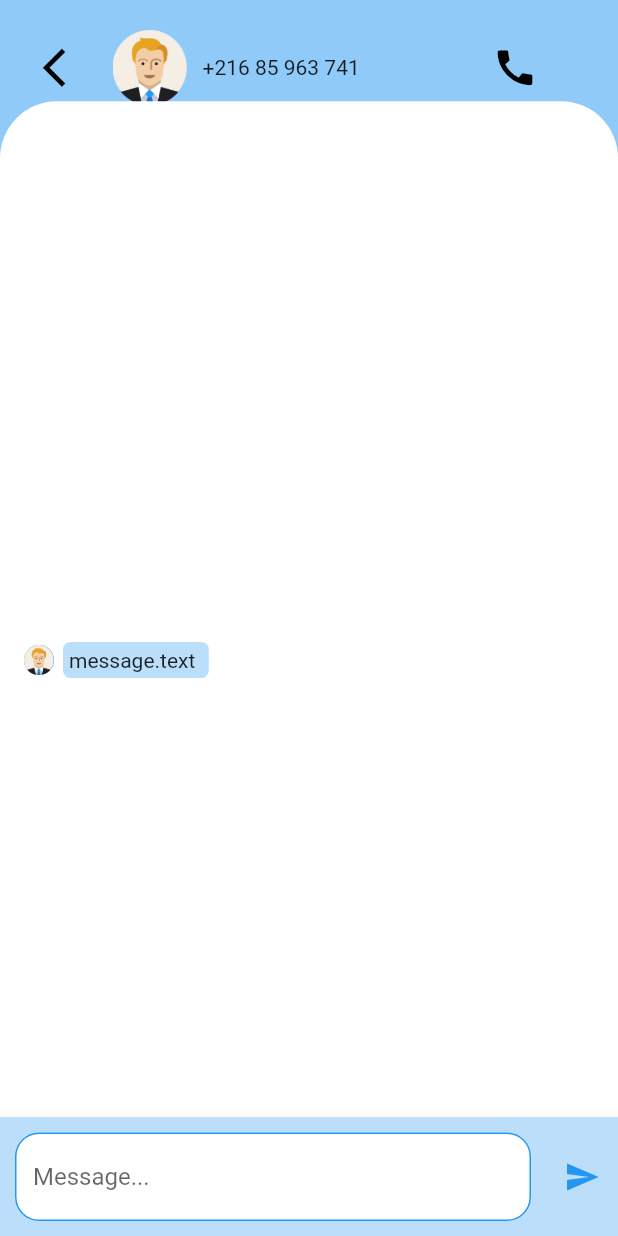
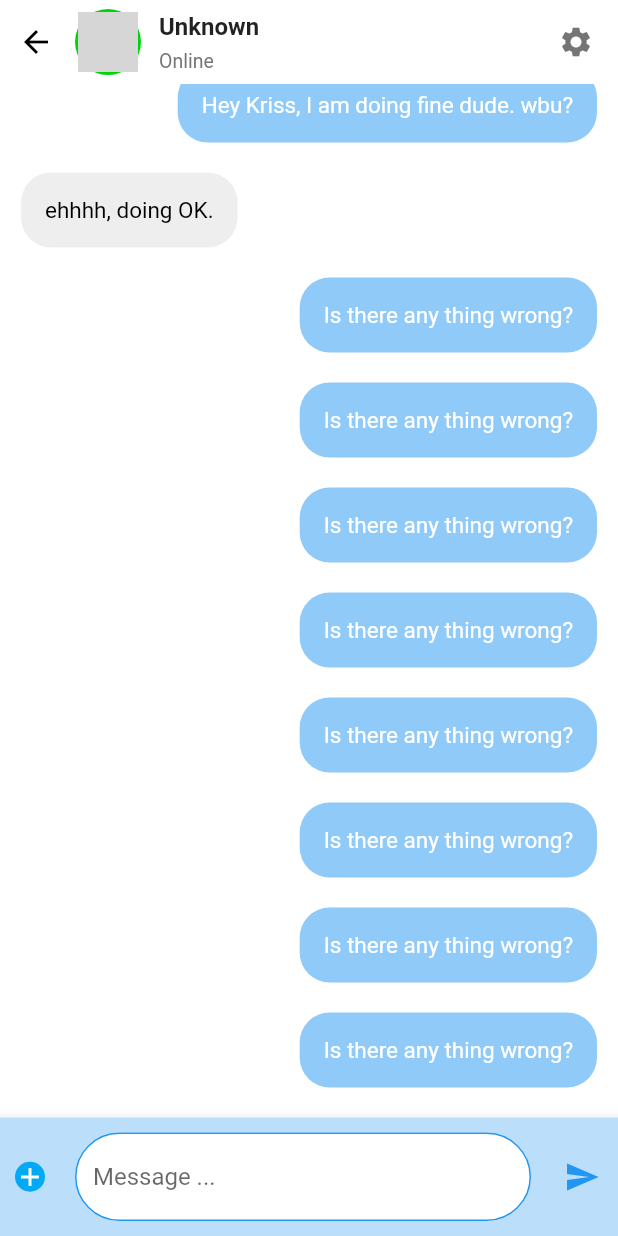
Before and after one commit to Riadhchibani/checkOut, a Flutter app: the MessengerPage screen opened directly, on a phone screen of 412 x 824 dp. Run offline on Flutter 3.47's test engine with Material 2 defaults, Android fonts, the phone set to English and light mode, and no system bars; our stand-ins replace flutter_svg; network calls fail; grey boxes are pictures that could not be loaded.

Commit message:
[FIX] fixed the messangerPage and make the app stable

```diff
--- /dev/null
+++ b/lib/ChatMessage.dart
@@ -0,0 +1,6 @@
+class ChatMessage{
+  String messageContent;
+  String messagerType;
+  String statusUser;
+  ChatMessage({required this.messageContent, required this.messagerType, required this.statusUser});
+}
--- a/lib/main.dart
+++ b/lib/main.dart
@@ -1,4 +1,4 @@
-import 'package:app/homePage.dart/homePage.dart';
+import 'package:app/homePage.dart/HomePage.dart';
 import 'package:flutter/material.dart';
 
 void main() {
--- a/lib/messengerPage/messengerApp.dart
+++ b/lib/messengerPage/messengerApp.dart
@@ -1,3 +1,6 @@
+import 'package:app/ChatMessage.dart';
+import 'package:app/homePage.dart/HomePage.dart';
+import 'package:app/router/customRoutingApp.dart';
 import 'package:flutter/material.dart';
 
 class MessengerPage extends StatefulWidget {
@@ -8,62 +11,134 @@ class MessengerPage extends StatefulWidget {
 }
 
 class MyStateFulWidgetMessengerApp extends State<MessengerPage> {
-  var name = "+216 85 963 741";
+  static const USER_NAME = "Unknown";
+  static const USER_STATUS = "Online";
+  static const IMAGE_LINK = 'assets/images/personIcon.png';
+  var enableMessage = false;
+  var listOfMessage;
+  List<ChatMessage> messages = [
+    ChatMessage(messageContent: "Hello, Will", messagerType: "receiver", statusUser : 'Online'),
+    ChatMessage(messageContent: "How have you been?", messagerType: "receiver", statusUser : 'Online'),
+    ChatMessage(messageContent: "Hey Kriss, I am doing fine dude. wbu?", messagerType: "sender", statusUser : 'Online'),
+    ChatMessage(messageContent: "ehhhh, doing OK.", messagerType: "receiver", statusUser : 'Online'),
+    ChatMessage(messageContent: "Is there any thing wrong?", messagerType: "sender", statusUser : 'Online'),
+    ChatMessage(messageContent: "Is there any thing wrong?", messagerType: "sender", statusUser : 'Online'),
+    ChatMessage(messageContent: "Is there any thing wrong?", messagerType: "sender", statusUser : 'Online'),
+    ChatMessage(messageContent: "Is there any thing wrong?", messagerType: "sender", statusUser : 'Online'),
+    ChatMessage(messageContent: "Is there any thing wrong?", messagerType: "sender", statusUser : 'Online'),
+    ChatMessage(messageContent: "Is there any thing wrong?", messagerType: "sender", statusUser : 'Online'),
+    ChatMessage(messageContent: "Is there any thing wrong?", messagerType: "sender", statusUser : 'Online'),
+    ChatMessage(messageContent: "Is there any thing wrong?", messagerType: "sender", statusUser : 'Online'),
+  ];
 
   TextEditingController message = new TextEditingController();
 
-  var linkImage = 'assets/images/personIcon.png';
-  var enableMessage = false;
-  var listOfMessage;
-
-  Widget blockOfMessage(message) => Row(children: [
-        Padding(
-          padding: EdgeInsets.all(6),
-          child: CircleAvatar(
-            radius: 10,
-            child: Image.asset(
-              '$linkImage',
+  @override
+  Widget build(BuildContext context) {
+    this.messages = this.messages.reversed.toList();
+    return Scaffold(
+      appBar: AppBar(
+        elevation: 0,
+        automaticallyImplyLeading: false,
+        backgroundColor: Colors.white,
+        flexibleSpace: SafeArea(
+          child: Container(
+            padding: EdgeInsets.only(right: 16),
+            child: Row(
+              children: <Widget>[
+                IconButton(
+                  onPressed: () {
+                    Navigator.of(context).push(FromMenuRoute(prevPage: widget, nextPage: HomePage()));
+                  },
+                  icon: Icon(Icons.arrow_back, color: Colors.black),
+                ),
+                SizedBox(
+                  width: 2,
+                ),
+                Container(
+                  decoration: const BoxDecoration(
+                    color: USER_STATUS == 'Online' ? Color.fromARGB(255, 0, 212, 7) : Colors.grey,
+                      shape: BoxShape.circle),
+                  padding: const EdgeInsets.all(2.0),
+                  child: CircleAvatar(
+                    backgroundColor: Colors.white,
+                    backgroundImage: NetworkImage(IMAGE_LINK),
+                    maxRadius: 20,
+                  ),
+                ),
+                SizedBox(
+                  width: 12,
+                ),
+                Expanded(
+                  child: Column(
+                    crossAxisAlignment: CrossAxisAlignment.start,
+                    mainAxisAlignment: MainAxisAlignment.center,
+                    children: <Widget>[
+                      Text(
+                        USER_NAME,
+                        style: TextStyle(
+                            fontSize: 16, fontWeight: FontWeight.w600),
+                      ),
+                      SizedBox(
+                        height: 6,
+                      ),
+                      Text(
+                        USER_STATUS,
+                        style: TextStyle(
+                            color: Colors.grey.shade600, fontSize: 13),
+                      ),
+                    ],
+                  ),
+                ),
+                Icon(
+                  Icons.settings,
+                  color: Colors.black54,
+                ),
+              ],
             ),
           ),
         ),
-        Container(
-          width: (message.length > 38 ? 300 : message.length * 8.1),
-          child: Padding(
-            padding: EdgeInsets.all(2),
-            child: Padding(
-              padding: EdgeInsets.all(2),
-              child: Text('$message'),
-            ),
-          ),
-          decoration: BoxDecoration(
-            color: Colors.blue[100],
-            borderRadius: BorderRadius.all(
-              Radius.circular(5),
-            ),
-          ),
-        ),
-      ]);
-
-  @override
-  Widget build(BuildContext context) {
-    return Scaffold(
+      ),
       body: Container(
-        color: Colors.blue[200],
+        color: Colors.white,
         child: Stack(
           children: <Widget>[
-            Positioned(
-              top: 20,
-              left: 20,
-              child: upWidgetOfMessenge(name),
-            ),
-
-            //Right side
             Align(
               child: Container(
-                child: Padding(
-                    padding: EdgeInsets.all(10),
-                    child: blockOfMessage('message.textss')),
-                height: 610.0,
+                child: ListView.builder(
+                  reverse: true,
+                    itemCount: messages.length,
+                    padding: EdgeInsets.only(top: 10, bottom: 10),
+                    itemBuilder: (context, index) {
+                      return Container(
+                        padding: EdgeInsets.only(
+                            left: 14, right: 14, top: 10, bottom: 10),
+                        child: Align(
+                          alignment: (messages[index].messagerType == "receiver"
+                              ? Alignment.topLeft
+                              : Alignment.topRight),
+                          child: Container(
+                            decoration: BoxDecoration(
+                              borderRadius: BorderRadius.circular(20),
+                              color: (messages[index].messagerType == "receiver"
+                                  ? Colors.grey.shade200
+                                  : Colors.blue[200]),
+                            ),
+                            padding: EdgeInsets.all(16),
+                            child: Text(
+                              messages[index].messageContent,
+                              style: TextStyle(
+                                  fontSize: 15,
+                                  color:
+                                      messages[index].messagerType == "receiver"
+                                          ? Colors.black
+                                          : Colors.white),
+                            ),
+                          ),
+                        ),
+                      );
+                    },
+                  ),
                 decoration: BoxDecoration(
                   color: Colors.white,
                   borderRadius: BorderRadius.only(
@@ -72,25 +147,7 @@ class MyStateFulWidgetMessengerApp extends State<MessengerPage> {
                   ),
                 ),
               ),
-            ),
-            //left side
-            Align(
-              alignment: Alignment.bottomCenter,
-              child: Container(
-                child: Padding(
-                  padding: EdgeInsets.all(10),
-                  child: blockOfMessage('message.text'),
-                ),
-                height: 610.0,
-                decoration: BoxDecoration(
-                  color: Colors.white,
-                  borderRadius: BorderRadius.only(
-                    topLeft: Radius.circular(38.0),
-                    topRight: Radius.circular(38.0),
-                  ),
-                ),
-              ),
-            ),
+            )
           ],
         ),
       ),
@@ -98,20 +155,35 @@ class MyStateFulWidgetMessengerApp extends State<MessengerPage> {
         color: Colors.blue[100],
         child: Row(
           children: [
+            Padding(
+              padding: EdgeInsets.all(10),
+              child: Container(
+                decoration: BoxDecoration(
+                      color: Colors.lightBlue,
+                      borderRadius: BorderRadius.circular(30),
+                    ),
+                    child: Icon(
+                      Icons.add,
+                      color: Colors.white,
+                      size: 20,
+                    ),
+              ),
+            ),
             Expanded(
               child: Padding(
                 padding: EdgeInsets.all(10),
                 child: TextField(
                   controller: message,
                   autofocus: false,
+                  //enabled: false,
                   decoration: InputDecoration(
                     fillColor: Colors.white,
                     enabledBorder: OutlineInputBorder(
-                      borderRadius: BorderRadius.all(Radius.circular(16)),
+                      borderRadius: BorderRadius.all(Radius.circular(70)),
                       borderSide: BorderSide(width: 1, color: Colors.blue),
                     ),
                     filled: true,
-                    hintText: 'Message...',
+                    hintText: 'Message ...',
                   ),
                 ),
               ),
@@ -133,7 +205,9 @@ class MyStateFulWidgetMessengerApp extends State<MessengerPage> {
     );
   }
 
-  Widget upWidgetOfMessenge(name) => Row(
+// No more concern
+  @Deprecated("Old widget")
+  Widget upWidgetOfMessenger(name) => Row(
         children: [
           IconButton(
             onPressed: () {
@@ -147,20 +221,49 @@ class MyStateFulWidgetMessengerApp extends State<MessengerPage> {
           ),
           Padding(padding: EdgeInsets.only(left: 7)),
           Image.asset(
-            '$linkImage',
+            IMAGE_LINK,
             width: 50,
             height: 50,
           ),
           Padding(padding: EdgeInsets.only(left: 10)),
           Text('$name'),
           Padding(
-            padding: EdgeInsets.only(left: 88),
+            padding: EdgeInsets.only(left: 150),
             child: Icon(
-              Icons.call,
+              Icons.settings,
               size: 31,
               color: Colors.black,
             ),
           ),
         ],
       );
+
+  @Deprecated("Old widget")
+  Widget blockOfMessage(message) => Row(children: [
+        Padding(
+          padding: EdgeInsets.all(6),
+          child: CircleAvatar(
+            radius: 10,
+            child: Image.asset(
+              IMAGE_LINK,
+            ),
+          ),
+        ),
+        Container(
+          width: (message.length > 38 ? 300 : message.length * 8.1),
+          child: Padding(
+            padding: EdgeInsets.all(2),
+            child: Padding(
+              padding: EdgeInsets.all(2),
+              child: Text('$message'),
+            ),
+          ),
+          decoration: BoxDecoration(
+            color: Colors.blue[100],
+            borderRadius: BorderRadius.all(
+              Radius.circular(5),
+            ),
+          ),
+        ),
+      ]);
 }
```
Also changed, not shown: lib/homePage.dart/homePage.dart (+27 -25 lines), lib/profilePage/ProfilePage.dart (added, +75 -0 lines), pubspec.lock.
